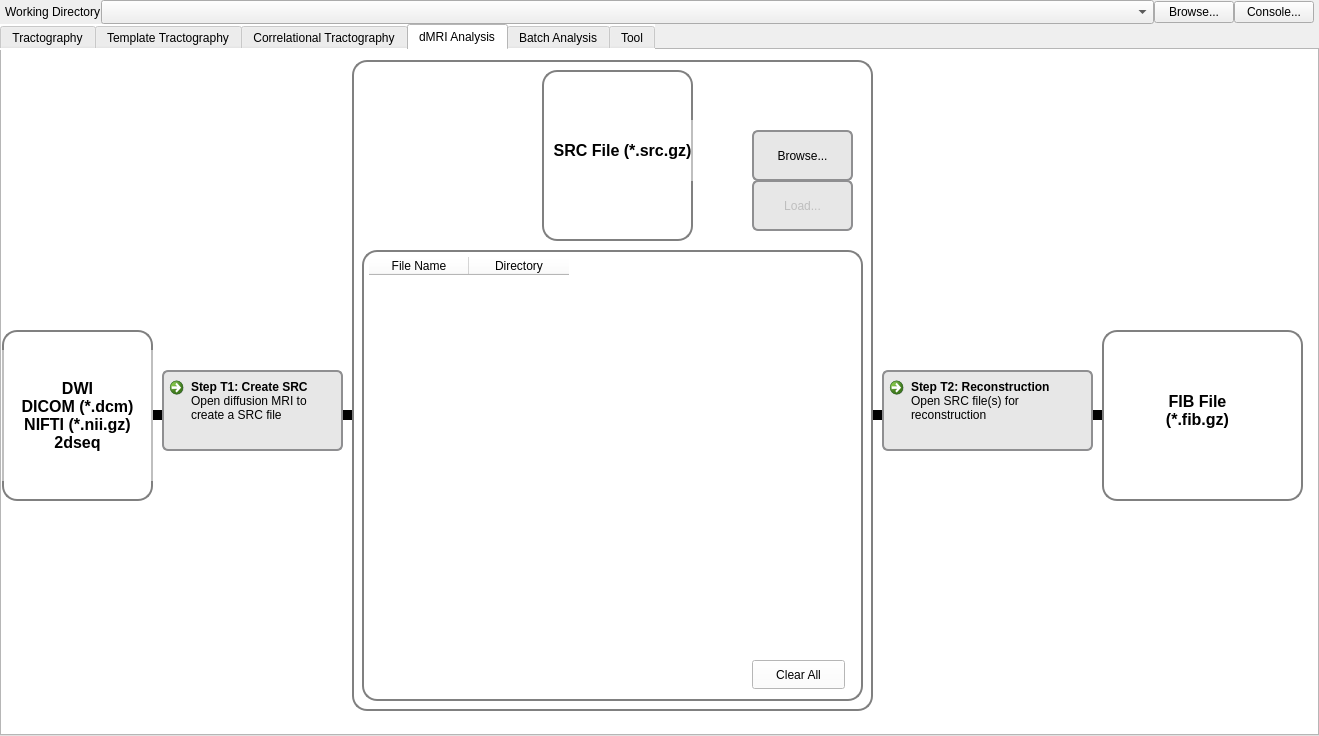
This is mainwindow.ui in frankyeh/DSI-Studio as Qt 5 draws it before an edit. The edited form follows.
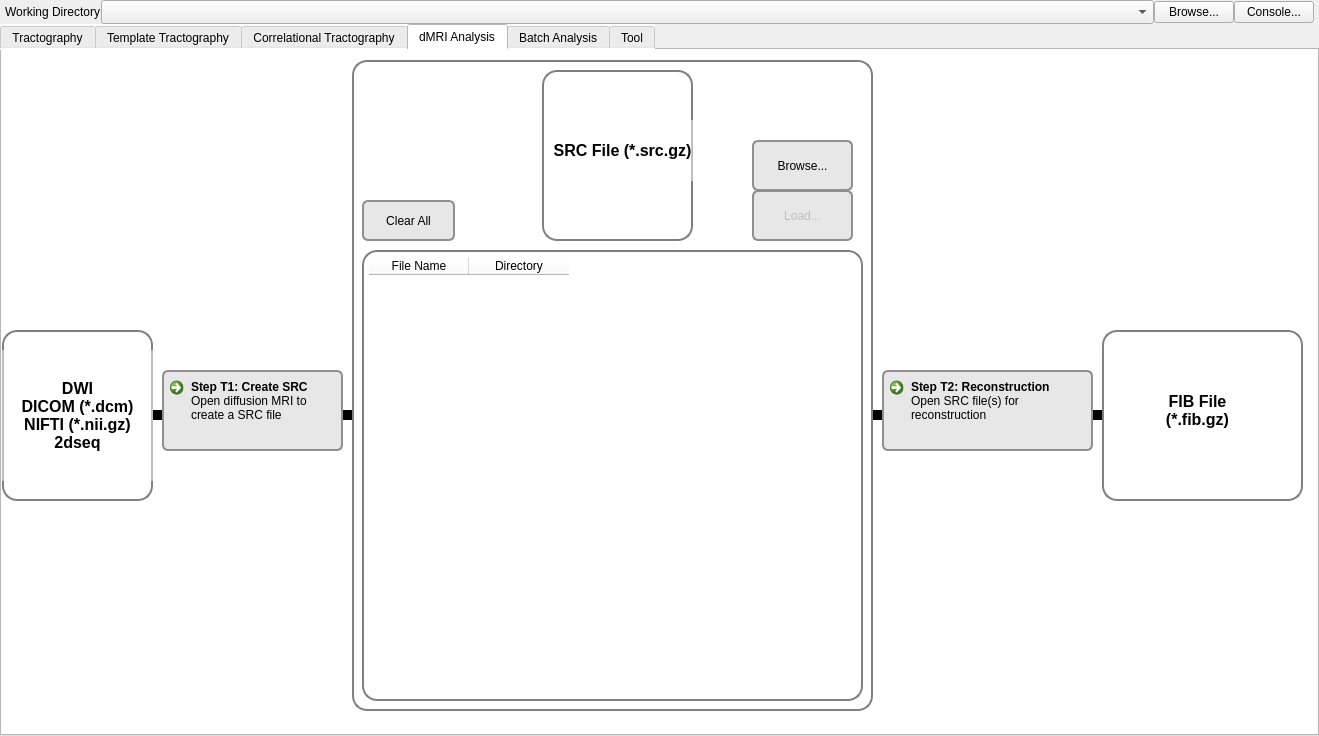
This is the edited form. The open tabs and pages were chosen to show the change. Icons and pictures are not drawn.

Diff of the .ui file:
```diff
--- a/mainwindow.ui
+++ b/mainwindow.ui
@@ -1090,10 +1090,10 @@
        <widget class="QPushButton" name="clear_src_history">
         <property name="geometry">
          <rect>
-          <x>750</x>
-          <y>610</y>
+          <x>360</x>
+          <y>150</y>
           <width>93</width>
-          <height>29</height>
+          <height>41</height>
          </rect>
         </property>
         <property name="sizePolicy">
@@ -1102,6 +1102,9 @@
           <verstretch>0</verstretch>
          </sizepolicy>
         </property>
+        <property name="styleSheet">
+         <string notr="true">QPushButton {border: 2px solid #8f8f91;border-radius: 6px;background-color: #e7e7e7;padding: 10px;} QCommandLinkButton:hover {background-color: #d0d0d0;} QCommandLinkButton:pressed {background-color: #bfbfbf;border-style: inset;}</string>
+        </property>
         <property name="text">
          <string>Clear All</string>
         </property>
@@ -1339,7 +1342,7 @@
         <property name="geometry">
          <rect>
           <x>750</x>
-          <y>130</y>
+          <y>140</y>
           <width>101</width>
           <height>51</height>
          </rect>
@@ -1362,7 +1365,7 @@
         <property name="geometry">
          <rect>
           <x>750</x>
-          <y>80</y>
+          <y>90</y>
           <width>101</width>
           <height>51</height>
          </rect>
```
Left out of the diff: 11 changed lines with no effect on the pictures.
